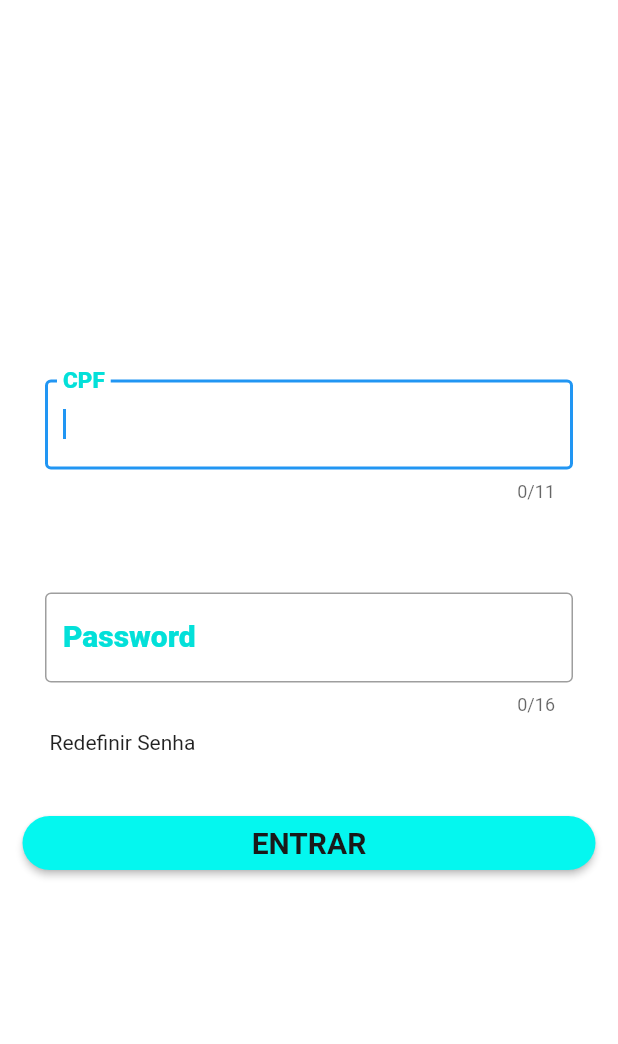
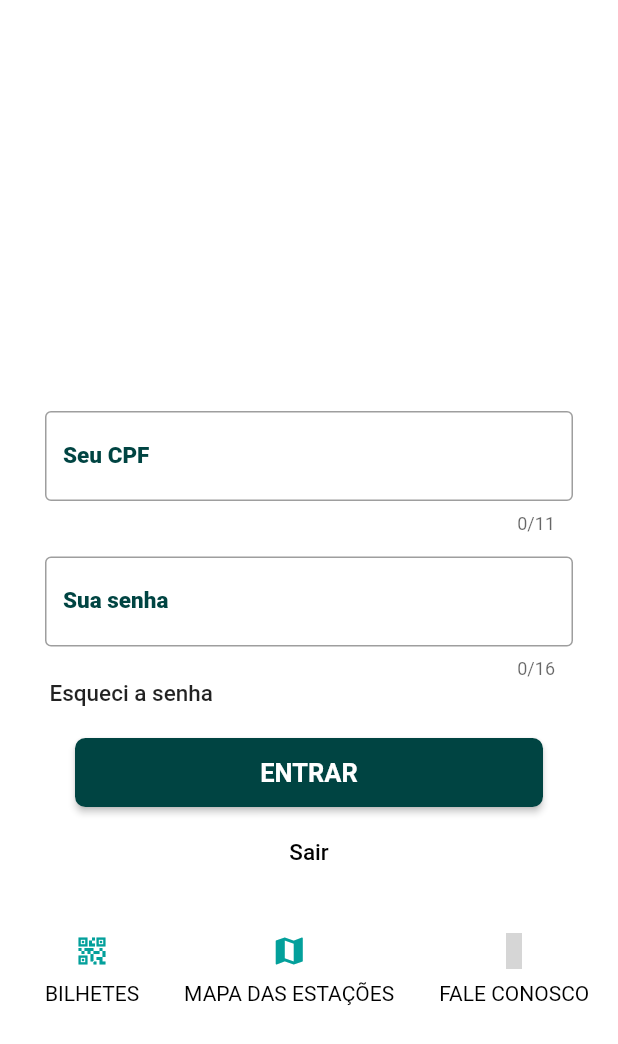
Before and after one commit to bath0ry/top_app_clone, a Flutter app: the screen it shows after launch, on a phone screen of 412 x 824 dp. Shown: the top 1044 px of the screen. Run offline on Flutter 3.47's test engine with Material 2 defaults, Android fonts, the light colour scheme and no system bars; statements that could not run were skipped; grey boxes are pictures that could not be loaded.

Commit message:
create icons widget login

```diff
--- a/lib/home/pages/login_page.dart
+++ b/lib/home/pages/login_page.dart
@@ -14,28 +14,32 @@ class LoginPage extends StatelessWidget {
             mainAxisAlignment: MainAxisAlignment.center,
             children: [
               const LoginCustomFormFieldWidget(
-                labelText: "CPF",
-                padding: EdgeInsets.all(30),
+                labelText: "Seu CPF",
+                padding: EdgeInsets.fromLTRB(30, 120, 30, 5),
                 maxLength: 11,
                 obscureText: false,
                 keyboardType: TextInputType.number,
+                fillColor: Color.fromARGB(255, 53, 53, 53),
               ),
               const LoginCustomFormFieldWidget(
-                labelText: "Password",
-                padding: EdgeInsets.fromLTRB(30, 30, 30, 0),
+                labelText: "Sua senha",
+                padding: EdgeInsets.fromLTRB(30, 10, 30, 0),
                 maxLength: 16,
                 obscureText: true,
                 keyboardType: TextInputType.text,
+                fillColor: Color.fromARGB(255, 53, 53, 53),
               ),
               Align(
                 alignment: Alignment.centerLeft,
                 child: Padding(
-                  padding: const EdgeInsets.only(left: 33, top: 10),
+                  padding: const EdgeInsets.only(left: 33, top: 0),
                   child: GestureDetector(
                     onTap: () {},
-                    child: const Text(
-                      "Redefinir Senha",
-                    ),
+                    child: const Text("Esqueci a senha",
+                        style: TextStyle(
+                          fontSize: 15,
+                          fontWeight: FontWeight.w500,
+                        )),
                   ),
                 ),
               ),
@@ -43,26 +47,97 @@ class LoginPage extends StatelessWidget {
                 height: 20,
               ),
               Padding(
-                padding: const EdgeInsets.all(15.0),
+                padding: const EdgeInsets.only(left: 50, right: 50),
                 child: ElevatedButton(
                   onPressed: () {},
-                  child: Text(
-                    "ENTRAR",
-                    style: TextStyle(
-                        color: Color.fromARGB(255, 25, 25, 25),
-                        fontSize: 20,
-                        fontWeight: FontWeight.w600),
+                  child: Padding(
+                    padding: const EdgeInsets.all(13),
+                    child: Text(
+                      "ENTRAR",
+                      style: TextStyle(
+                          color: Color.fromARGB(255, 255, 255, 255),
+                          fontSize: 17,
+                          fontWeight: FontWeight.w600),
+                    ),
                   ),
                   style: ElevatedButton.styleFrom(
-                      primary: Color.fromARGB(255, 4, 247, 239),
+                      primary: Color.fromARGB(255, 0, 68, 66),
                       shape: RoundedRectangleBorder(
-                          borderRadius: BorderRadius.circular(30))),
+                          borderRadius: BorderRadius.circular(7))),
                 ),
+              ),
+              Padding(
+                padding: const EdgeInsets.only(left: 50, right: 50, top: 5),
+                child: TextButton(
+                  onPressed: () {},
+                  child: Text(
+                    "Sair",
+                    style: TextStyle(
+                        color: Colors.black,
+                        fontSize: 15,
+                        fontWeight: FontWeight.w500),
+                  ),
+                  style: ElevatedButton.styleFrom(primary: Colors.white),
+                ),
+              ),
+              SizedBox(
+                height: 30,
+              ),
+              Row(
+                children: [
+                  IconsLoginPageWidgets(
+                      widgetIcon: Icons.qr_code_2, textIcons: 'BILHETES'),
+                  IconsLoginPageWidgets(
+                      widgetIcon: Icons.map, textIcons: 'MAPA DAS ESTAÇÕES'),
+                  IconsLoginPageWidgets(
+                      textIcons: 'FALE CONOSCO', widgetIcon: Icons.whatsapp)
+                ],
               )
             ],
           ),
         ),
       ),
+    );
+  }
+}
+
+class IconsLoginPageWidgets extends StatelessWidget {
+  const IconsLoginPageWidgets({
+    Key? key,
+    required this.textIcons,
+    required this.widgetIcon,
+  }) : super(key: key);
+
+  final String textIcons;
+  final IconData widgetIcon;
+
+  @override
+  Widget build(BuildContext context) {
+    return Row(
+      children: [
+        SizedBox(
+          width: 30,
+        ),
+        GestureDetector(
+          child: Column(
+            children: [
+              Icon(
+                widgetIcon,
+                color: Color.fromARGB(255, 3, 160, 155),
+              ),
+              SizedBox(
+                height: 8,
+              ),
+              Text(
+                textIcons,
+                maxLines: 2,
+                style:
+                    TextStyle(color: Colors.black, fontWeight: FontWeight.w400),
+              )
+            ],
+          ),
+        )
+      ],
     );
   }
 }
@@ -75,31 +150,34 @@ class LoginCustomFormFieldWidget extends StatelessWidget {
     required this.maxLength,
     required this.obscureText,
     required this.keyboardType,
+    required this.fillColor,
   }) : super(key: key);
   final String labelText;
   final EdgeInsetsGeometry padding;
   final int maxLength;
   final bool obscureText;
   final TextInputType keyboardType;
+  final Color fillColor;
 
   @override
   Widget build(BuildContext context) {
     return Padding(
       padding: padding,
-      child: TextField(
+      child: TextFormField(
         obscureText: obscureText,
         maxLength: maxLength,
         style: const TextStyle(
             color: Colors.black, fontSize: 17, fontWeight: FontWeight.w600),
         autocorrect: true,
         keyboardType: keyboardType,
-        autofocus: true,
+        autofocus: false,
         decoration: InputDecoration(
+            fillColor: fillColor,
             border: const OutlineInputBorder(),
             labelText: labelText,
             labelStyle: const TextStyle(
-                color: Color.fromARGB(255, 3, 224, 217),
-                fontSize: 20,
+                color: Color.fromARGB(255, 0, 68, 66),
+                fontSize: 15,
                 fontWeight: FontWeight.w900)),
       ),
     );
```
